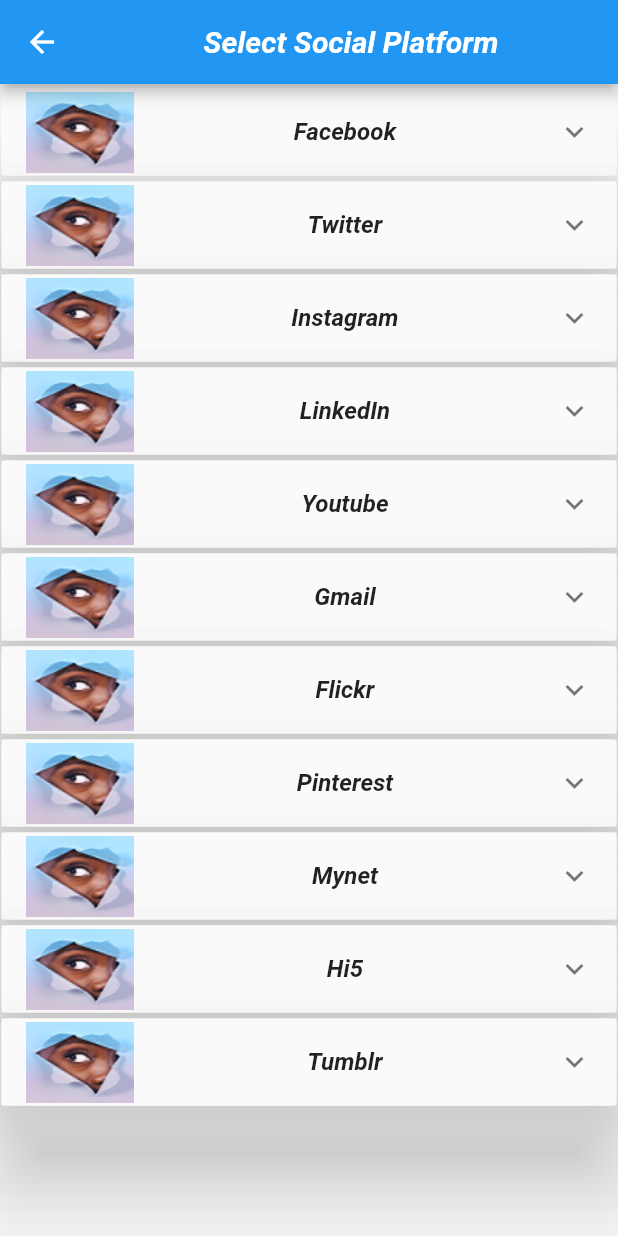
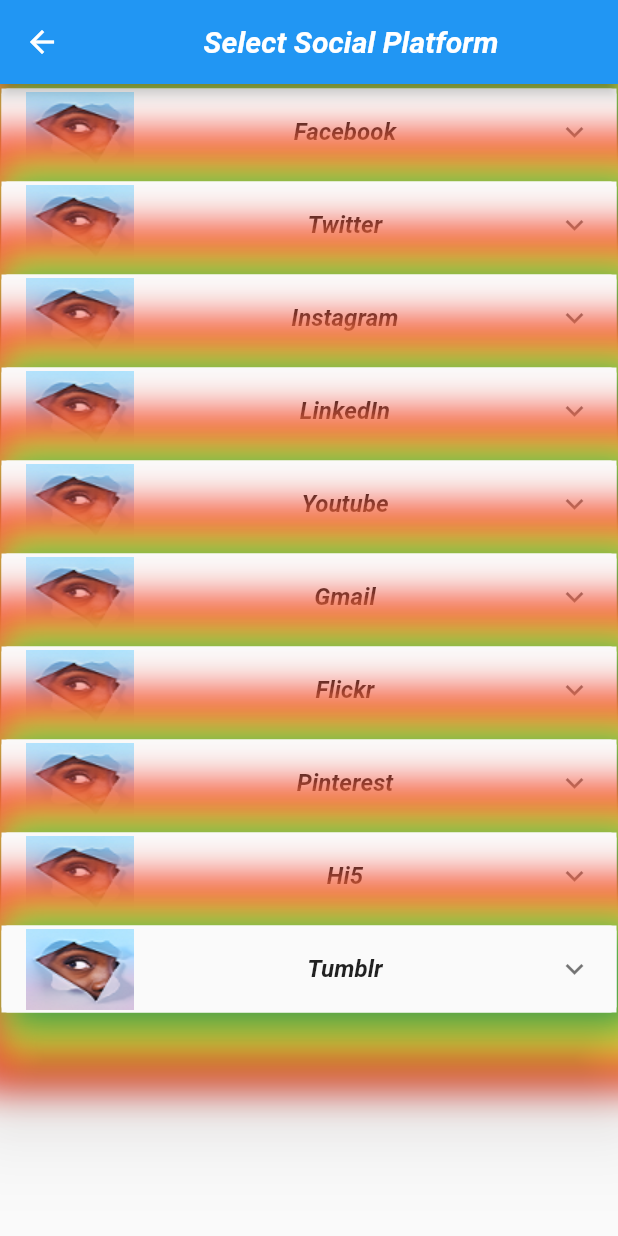
Before and after one commit to tanerezircan/sneakin, a Flutter app: the SocialMediaResultPage screen opened by its route, on a phone screen of 412 x 824 dp. Run offline on Flutter 3.47's test engine with Material 2 defaults, Android fonts, the phone set to English and light mode, and no system bars; network calls fail.

Commit message:
Mynet disposed

```diff
--- a/lib/main.dart
+++ b/lib/main.dart
@@ -28,7 +28,6 @@ class SneakInApplication extends StatelessWidget {
         "/flickr": (context) => SneakHomePage(),
         "/pinterest": (context) => SneakHomePage(),
         "/soundcloud": (context) => SneakHomePage(),
-        "/mynet": (context) => SneakHomePage(),
         "/hi5": (context) => SneakHomePage(),
         "/tumblr": (context) => SneakHomePage()
       },
--- a/lib/view/home/SneakSideMenuPage.dart
+++ b/lib/view/home/SneakSideMenuPage.dart
@@ -83,13 +83,6 @@ class _SneakSideMenuPageState extends State<SneakSideMenuPage> {
           ),
           RaisedButton(
             child: Text(
-              "Mynet",
-              textDirection: TextDirection.ltr,
-            ),
-            onPressed: () => {},
-          ),
-          RaisedButton(
-            child: Text(
               "Hi5",
               textDirection: TextDirection.ltr,
             ),
--- a/lib/view/home/SocialMediaResultPage.dart
+++ b/lib/view/home/SocialMediaResultPage.dart
@@ -100,12 +100,6 @@ final List<Facebook> data = <Facebook>[
     Facebook("TnR TnR"),
     Facebook("Jineko"),
   ]),
-  Facebook("Mynet", <Facebook>[
-    Facebook("Taners Ezircans"),
-    Facebook("TeNeRe TeNeRe"),
-    Facebook("TnR TnR"),
-    Facebook("Jineko"),
-  ]),
   Facebook("Hi5", <Facebook>[
     Facebook("Taners Ezircans"),
     Facebook("TeNeRe TeNeRe"),
@@ -137,6 +131,27 @@ class _SocialMediaResultPageState extends State<SocialMediaResultPage> {
           itemBuilder: (BuildContext context, int index) {
             return Container(
               padding: EdgeInsets.only(top: 2.0),
+              decoration: BoxDecoration(
+                boxShadow: [
+                  BoxShadow(
+                      color: Colors.red,
+                      offset: new Offset(20.0, 10.0),
+                      blurRadius: 20.0,
+                      spreadRadius: 40.0),
+                       new BoxShadow(
+                color: Colors.yellow,
+                offset: new Offset(20.0, 10.0),
+                blurRadius: 20.0,
+                spreadRadius: 20.0
+            ),
+            new BoxShadow(
+                color: Colors.green,
+                offset: new Offset(10.0, 5.0),
+                blurRadius: 20.0,
+                spreadRadius: 5.0
+            )
+                ],
+              ),
               child: Card(
                 // color: Colors.lightBlue[50],
                 elevation: 30.0,
```
Also changed, not shown: lib/view/mynet/MynetDetailPage.dart (deleted), lib/view/mynet/MynetPage.dart (deleted).
